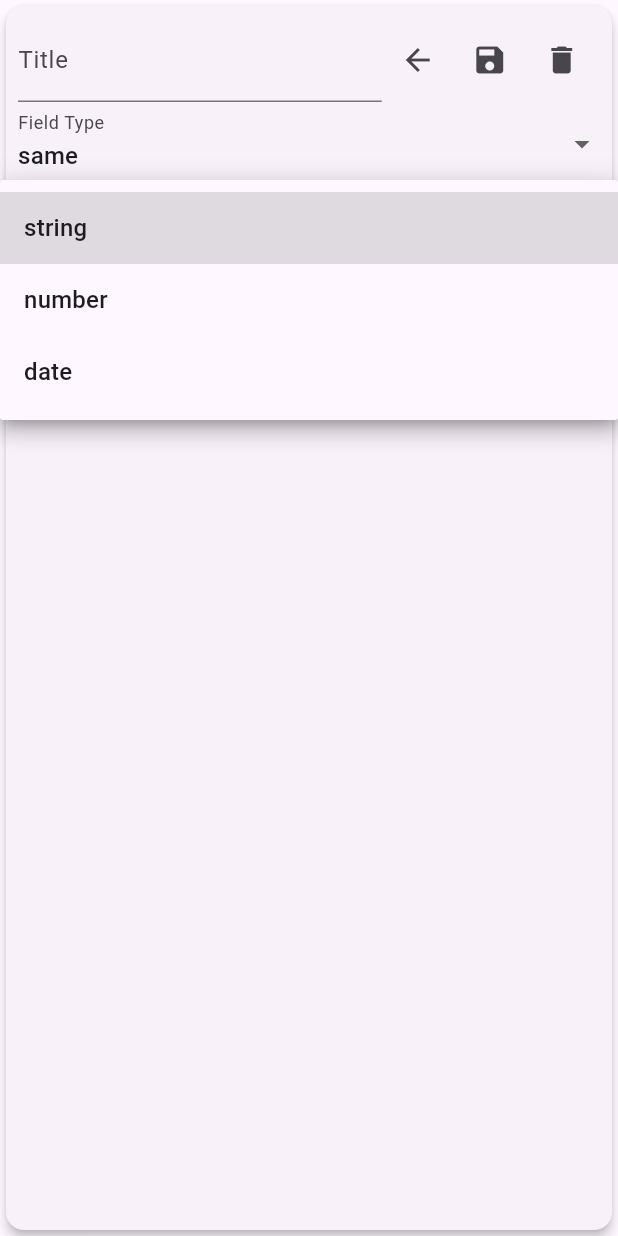
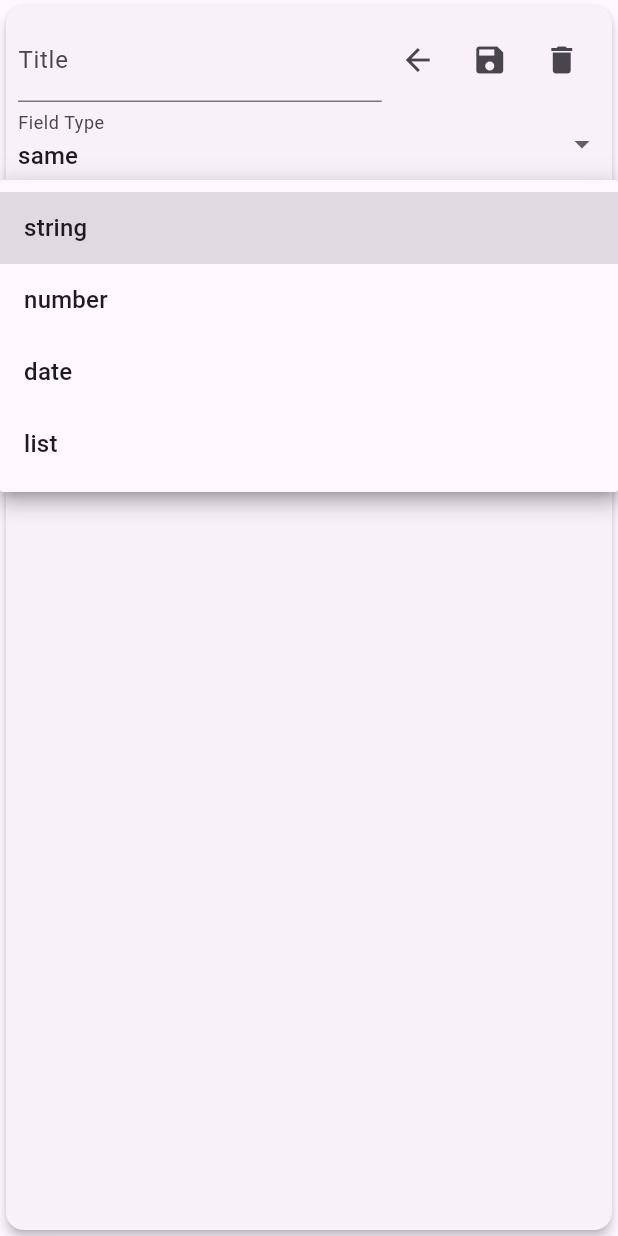
Before and after one commit to lavruh/fast_form_filler, a Flutter app: the FieldEditor widget shown alone on an empty page, opened directly with empty values, after a tap on "string", on a phone screen of 412 x 824 dp. Run offline on Flutter 3.47's test engine with Material 3 defaults, Android fonts, the phone set to English and light mode, and no system bars; our stand-ins replace file_picker, get, printing; missing offline and left inert: syncfusion_flutter_pdf, syncfusion_flutter_pdfviewer.

Commit message:
add list field type

```diff
--- a/lib/domain/field.dart
+++ b/lib/domain/field.dart
@@ -3,6 +3,7 @@ import 'package:fast_form_filler/domain/date_field.dart';
 import 'package:fast_form_filler/domain/number_field.dart';
 import 'package:fast_form_filler/domain/show_port.dart';
 import 'package:fast_form_filler/domain/string_field.dart';
+import 'package:fast_form_filler/domain/list_field.dart';
 
 class Field {
   final String id;
@@ -33,13 +34,15 @@ class Field {
         fieldType = FieldType.same,
         dataType = FieldDataType.string;
 
-  Field copyWith(
-      {String? id,
-      String? title,
-      String? data,
-      List<ShowPort>? showPorts,
-      FieldType? fieldType,
-      FieldDataType? dataType}) {
+  Field copyWith({
+    String? id,
+    String? title,
+    String? data,
+    List<ShowPort>? showPorts,
+    FieldType? fieldType,
+    FieldDataType? dataType,
+    List<String>? values,
+  }) {
     final t = dataType ?? this.dataType;
     if (t == FieldDataType.number) {
       return NumberField(
@@ -57,6 +60,20 @@ class Field {
           showPorts: showPorts ?? this.showPorts,
           fieldType: fieldType ?? this.fieldType);
     }
+    if (t == FieldDataType.list) {
+      List<String> v = [];
+      if (runtimeType == ListField) {
+        v = (this as ListField).values;
+      }
+
+      return ListField(
+          id: id ?? this.id,
+          title: title ?? this.title,
+          data: data ?? this.data,
+          showPorts: showPorts ?? this.showPorts,
+          fieldType: fieldType ?? this.fieldType,
+          values: values ?? v);
+    }
     return StringField(
         id: id ?? this.id,
         title: title ?? this.title,
@@ -65,8 +82,8 @@ class Field {
         fieldType: fieldType ?? this.fieldType);
   }
 
-  String toJson() {
-    final d = {
+  Map<String, dynamic> toMap() {
+    return {
       'id': id,
       'title': title,
       'data': data,
@@ -74,17 +91,28 @@ class Field {
       'fieldType': fieldType.toString(),
       'dataType': dataType.toString(),
     };
-    return jsonEncode(d);
   }
 
-  factory Field.fromJson(String jsonString) {
+  String toJson() {
+    final map = toMap();
+    return jsonEncode(map);
+  }
+
+  Field fromJson(String jsonString) {
     final json = jsonDecode(jsonString);
 
     final portsJson = json['showPorts'];
     List<ShowPort> ports = [];
-
     for (final sp in portsJson) {
       ports.add(ShowPort.fromJson("$sp"));
+    }
+
+    final valuesJson = json['values'];
+    List<String> values = [];
+    if (valuesJson != null) {
+      for (final v in valuesJson) {
+        values.add(v);
+      }
     }
 
     final f = Field(
@@ -100,7 +128,7 @@ class Field {
           orElse: () => FieldDataType.string),
     );
 
-    return f.copyWith();
+    return f.copyWith(values: values);
   }
 
   String? validateField(String? val) => null;
@@ -110,4 +138,4 @@ class Field {
 
 enum FieldType { same, increasing, decreasing }
 
-enum FieldDataType { string, number, date }
+enum FieldDataType { string, number, date, list }
--- a/lib/domain/fields_controller.dart
+++ b/lib/domain/fields_controller.dart
@@ -116,7 +116,7 @@ class FieldsController extends GetxController {
     final jsonData = jsonDecode(json);
     List<Field> loadedFields = [];
     for (final f in jsonData) {
-      loadedFields.add(Field.fromJson(f));
+      loadedFields.add(Field().fromJson(f));
     }
     fields.clear();
     fields.addAll(loadedFields);
--- /dev/null
+++ b/lib/domain/list_field.dart
@@ -0,0 +1,30 @@
+import 'package:fast_form_filler/domain/field.dart';
+
+class ListField extends Field {
+  final List<String> values;
+
+  ListField({
+    super.id,
+    required super.title,
+    required super.data,
+    required super.showPorts,
+    required super.fieldType,
+    super.dataType = FieldDataType.list,
+    required this.values,
+  });
+
+  @override
+  String? validateField(String? val) {
+    if (!values.contains(val)) {
+      return "Is not valid value";
+    }
+    return null;
+  }
+
+  @override
+  Map<String, dynamic> toMap() {
+    final map = super.toMap();
+    map.addAll({"values": values});
+    return map;
+  }
+}
--- a/lib/ui/field_editor.dart
+++ b/lib/ui/field_editor.dart
@@ -1,5 +1,6 @@
 import 'package:fast_form_filler/domain/fields_controller.dart';
 import 'package:fast_form_filler/domain/show_port.dart';
+import 'package:fast_form_filler/domain/list_field.dart';
 import 'package:fast_form_filler/ui/showport_editor.dart';
 import 'package:flutter/material.dart';
 import 'package:fast_form_filler/domain/field.dart';
@@ -8,7 +9,7 @@ import 'package:get/get.dart';
 class FieldEditor extends StatefulWidget {
   final Field field;
 
-  const FieldEditor({Key? key, required this.field}) : super(key: key);
+  const FieldEditor({super.key, required this.field});
 
   @override
   FieldEditorState createState() {
@@ -17,6 +18,8 @@ class FieldEditor extends StatefulWidget {
 }
 
 class FieldEditorState extends State<FieldEditor> {
+  final state = Get.find<FieldsController>();
+
   @override
   void initState() {
     super.initState();
@@ -24,8 +27,6 @@ class FieldEditorState extends State<FieldEditor> {
 
   @override
   Widget build(BuildContext context) {
-    final state = Get.find<FieldsController>();
-
     return Card(
       elevation: 3,
       child: Padding(
@@ -39,76 +40,19 @@ class FieldEditorState extends State<FieldEditor> {
                 Flex(
                   direction: Axis.horizontal,
                   children: [
-                    Flexible(
-                      flex: 5,
-                      child: TextField(
-                        controller:
-                            TextEditingController(text: widget.field.title),
-                        decoration: const InputDecoration(labelText: 'Title'),
-                        onSubmitted: (val) =>
-                            state.openEditor(widget.field.copyWith(title: val)),
-                      ),
-                    ),
-                    Flexible(
-                      flex: 1,
-                      child: IconButton(
-                          onPressed: () => state.closeEditor(),
-                          icon: const Icon(Icons.arrow_back)),
-                    ),
-                    Flexible(
-                      flex: 1,
-                      child: IconButton(
-                          onPressed: () => state.saveState(),
-                          icon: const Icon(Icons.save)),
-                    ),
-                    Flexible(
-                      flex: 1,
-                      child: IconButton(
-                          onPressed: () => state.deleteField(widget.field),
-                          icon: const Icon(Icons.delete)),
-                    ),
+                    Flexible(flex: 5, child: _title()),
+                    ..._menu(),
                   ],
                 ),
-                DropdownButtonFormField<FieldType>(
-                  value: widget.field.fieldType,
-                  onChanged: (FieldType? newValue) => state
-                      .openEditor(widget.field.copyWith(fieldType: newValue)),
-                  items: FieldType.values.map((FieldType fieldType) {
-                    return DropdownMenuItem<FieldType>(
-                      value: fieldType,
-                      child: Text(fieldType.toString().split('.').last),
-                    );
-                  }).toList(),
-                  decoration: const InputDecoration(labelText: 'Field Type'),
-                ),
-                DropdownButtonFormField<FieldDataType>(
-                  value: widget.field.dataType,
-                  onChanged: (FieldDataType? newValue) => state
-                      .openEditor(widget.field.copyWith(dataType: newValue)),
-                  items: FieldDataType.values.map((FieldDataType dt) {
-                    return DropdownMenuItem<FieldDataType>(
-                      value: dt,
-                      child: Text(dt.toString().split('.').last),
-                    );
-                  }).toList(),
-                  decoration: const InputDecoration(labelText: 'Field Data Type'),
-                ),
-                TextButton(
-                    onPressed: () {
-                      final showPortsList = widget.field.showPorts;
-                      final page = state.openedPage;
-                      state.openEditor(widget.field.copyWith(showPorts: [
-                        ...showPortsList,
-                        ShowPort.empty(id: showPortsList.length.toString())
-                            .copyWith(page: page)
-                      ]));
-                    },
-                    child: const Text("Add show port")),
+                _fieldType(),
+                _fieldDataType(),
+                _stringValuesEditor(),
+                _addShowPortButton(),
               ],
             ),
           ),
           Flexible(
-            flex: 3,
+            flex: 2,
             child: SingleChildScrollView(
               child: Column(
                 children: widget.field.showPorts
@@ -124,4 +68,94 @@ class FieldEditorState extends State<FieldEditor> {
       ),
     );
   }
+
+  Widget _stringValuesEditor() {
+    final field = widget.field;
+    if (field.runtimeType == ListField) {
+      final text = (field as ListField).values.join(",");
+      return TextField(
+        controller: TextEditingController(text: text),
+        decoration: const InputDecoration(labelText: 'List values', helperText: "Comma separated values 1,2,3... etc."),
+        onSubmitted: (val) {
+          final values = val.split(",");
+          state.openEditor(field.copyWith(values: values));
+        },
+      );
+    }
+    return Container();
+  }
+
+  Widget _title() {
+    return TextField(
+      controller: TextEditingController(text: widget.field.title),
+      decoration: const InputDecoration(labelText: 'Title'),
+      onSubmitted: (val) => state.openEditor(widget.field.copyWith(title: val)),
+    );
+  }
+
+  List<Widget> _menu() {
+    return [
+      Flexible(
+        flex: 1,
+        child: IconButton(
+            onPressed: () => state.closeEditor(),
+            icon: const Icon(Icons.arrow_back)),
+      ),
+      Flexible(
+        flex: 1,
+        child: IconButton(
+            onPressed: () => state.saveState(), icon: const Icon(Icons.save)),
+      ),
+      Flexible(
+        flex: 1,
+        child: IconButton(
+            onPressed: () => state.deleteField(widget.field),
+            icon: const Icon(Icons.delete)),
+      ),
+    ];
+  }
+
+  Widget _fieldType() {
+    return DropdownButtonFormField<FieldType>(
+      value: widget.field.fieldType,
+      onChanged: (FieldType? newValue) =>
+          state.openEditor(widget.field.copyWith(fieldType: newValue)),
+      items: FieldType.values.map((FieldType fieldType) {
+        return DropdownMenuItem<FieldType>(
+          value: fieldType,
+          child: Text(fieldType.toString().split('.').last),
+        );
+      }).toList(),
+      decoration: const InputDecoration(labelText: 'Field Type'),
+    );
+  }
+
+  Widget _fieldDataType() {
+    return DropdownButtonFormField<FieldDataType>(
+      value: widget.field.dataType,
+      onChanged: (FieldDataType? newValue) =>
+          state.openEditor(widget.field.copyWith(dataType: newValue)),
+      items: FieldDataType.values.map((FieldDataType dt) {
+        return DropdownMenuItem<FieldDataType>(
+          value: dt,
+          child: Text(dt.toString().split('.').last),
+        );
+      }).toList(),
+      decoration: const InputDecoration(labelText: 'Field Data Type'),
+    );
+  }
+
+  Widget _addShowPortButton() {
+    return TextButton(
+        onPressed: () {
+          final showPortsList = widget.field.showPorts;
+          final page = state.openedPage;
+          state.openEditor(widget.field.copyWith(showPorts: [
+            ...showPortsList,
+            ShowPort.empty(id: showPortsList.length.toString())
+                .copyWith(page: page)
+          ]));
+        },
+        child: const Text("Add show port"));
+  }
 }
--- a/pubspec.yaml
+++ b/pubspec.yaml
@@ -2,7 +2,7 @@ name: fast_form_filler
 description: "A new Flutter project."
 publish_to: 'none' # Remove this line if you wish to publish to pub.dev
 
-version: 1.0.3+1
+version: 1.0.4+1
 
 environment:
   sdk: '>=3.4.4 <4.0.0'
```
Also changed, not shown: lib/ui/field_data_form.dart (+51 -16 lines).
